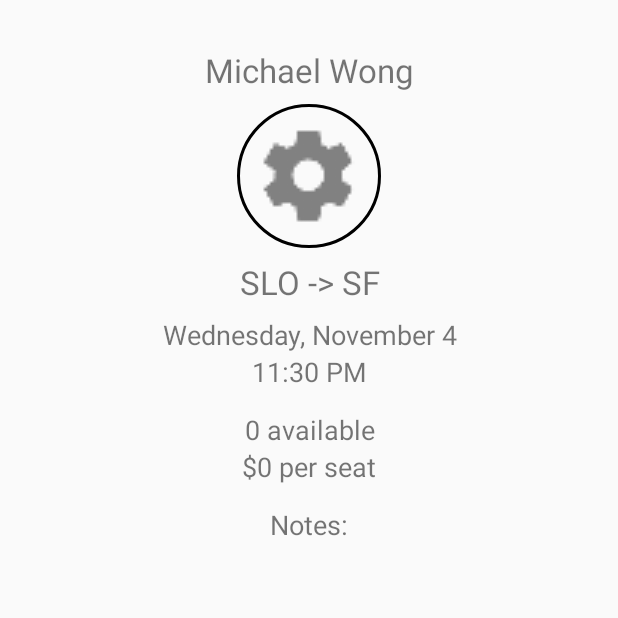
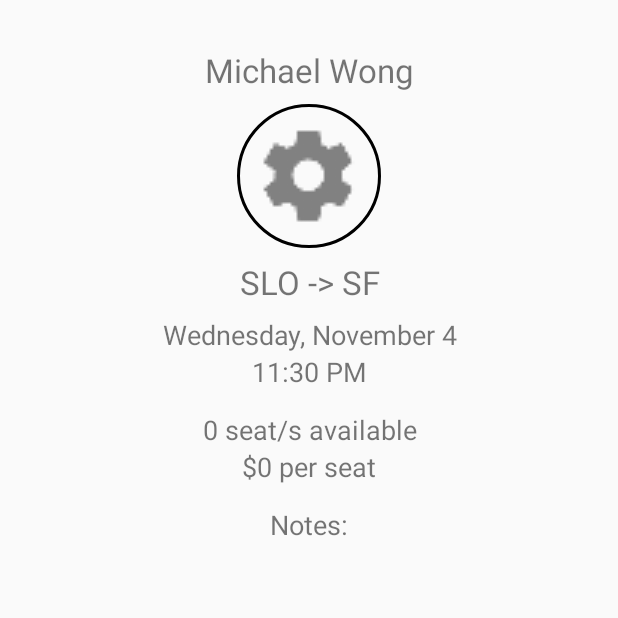
Before and after one commit to mwong56/PolyRides-Android, an Android app: the fragment SubmitRideFragment shown on its own in the app's theme, on a phone screen of 412 x 824 dp, the top half of it. Run offline under Robolectric (Android 15) with nearby library versions, the phone set to English and light mode, and no system bars; our stand-ins replace ButterKnife, CircleImageView; 2 statements that could not run were skipped.

```diff
--- a/app/src/main/java/com/mwong56/polyrides/fragments/SubmitRideFragment.java
+++ b/app/src/main/java/com/mwong56/polyrides/fragments/SubmitRideFragment.java
@@ -88,7 +88,7 @@ public class SubmitRideFragment extends Fragment {
     dateTextView.setText(date.toString());
     timeTextView.setText(time.toString());
     costTextView.setText("$" + cost + " per seat");
-    seatTextView.setText(seats + " available");
+    seatTextView.setText(seats + " seat/s available");
     noteTextView.setText(note);
   }
 
```
